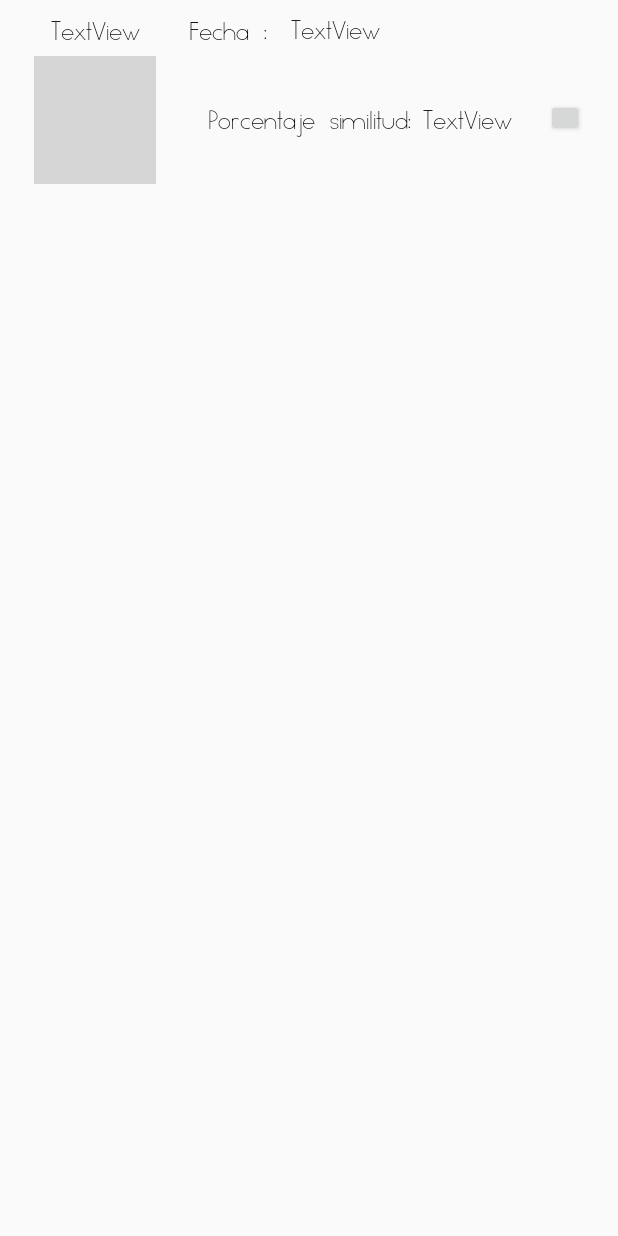
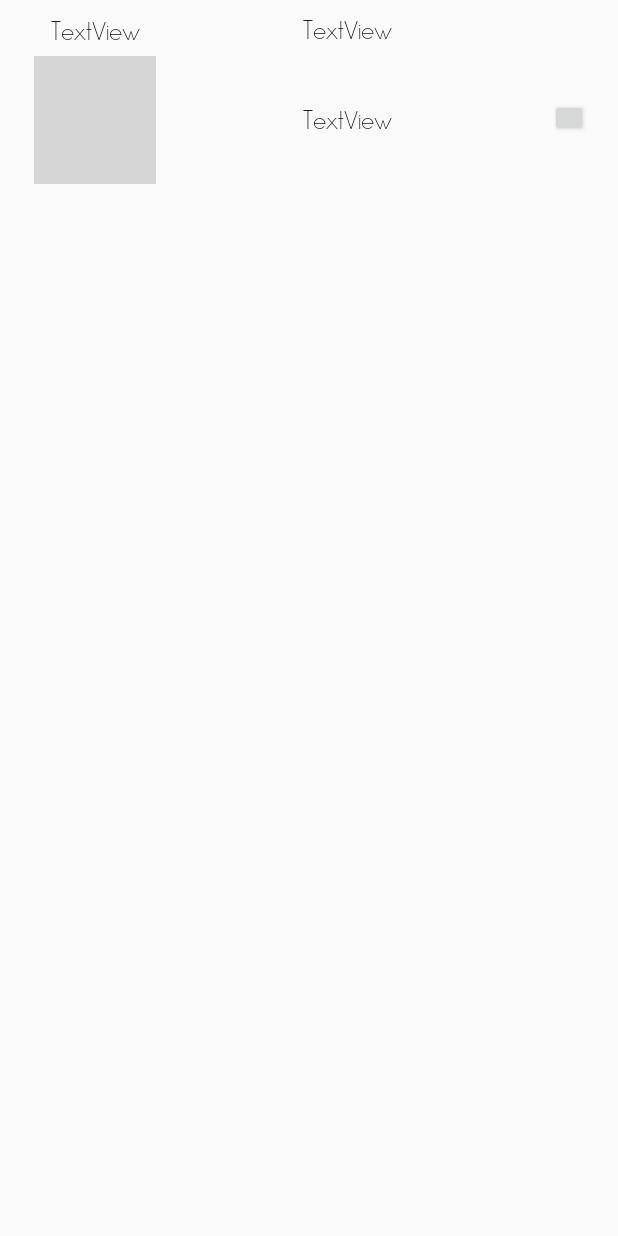
Before and after one commit to JavierRodrBrv/DrawScan, an Android app: the layout elemento_lista.xml on its own in the app's theme, with its tools: preview values and no code run, on a phone screen of 412 x 824 dp. Run offline under Robolectric (Android 15) with nearby library versions, the phone set to English and light mode, and no system bars; plain views replace ShineButton; grey boxes are pictures that could not be loaded.

Commit message:
Pequeños retoques en el modo oscuro.
He modificado unos cuantos colores cuando se cambiaba al modo oscuro, sobre todo en los elementos de la lista.

```diff
--- a/DrawScan2DAM/app/src/main/res/layout/elemento_lista.xml
+++ b/DrawScan2DAM/app/src/main/res/layout/elemento_lista.xml
@@ -56,47 +56,27 @@
         app:layout_constraintTop_toTopOf="@+id/guideline" />
 
     <TextView
-        android:id="@+id/idFechaTitulo"
-        style="@style/estiloTextoNegro"
-        android:layout_width="wrap_content"
-        android:layout_height="wrap_content"
-        android:text="@string/fechaConcreta"
-        app:layout_constraintBottom_toTopOf="@+id/guideline2"
-        app:layout_constraintStart_toStartOf="@+id/guideline4"
-        app:layout_constraintTop_toTopOf="@+id/guideline" />
-
-    <TextView
         android:id="@+id/idFecha"
         style="@style/estiloTextoNegro"
         android:layout_width="wrap_content"
         android:layout_height="wrap_content"
-        android:layout_marginStart="16dp"
         android:layout_marginTop="4dp"
+        android:layout_marginEnd="75dp"
         android:text="TextView"
-        app:layout_constraintStart_toEndOf="@+id/idFechaTitulo"
+        app:layout_constraintEnd_toEndOf="parent"
+        app:layout_constraintStart_toStartOf="@+id/guideline4"
         app:layout_constraintTop_toTopOf="@+id/guideline" />
-
-    <TextView
-        android:id="@+id/idTituloPorcentaje"
-        style="@style/estiloTextoNegro"
-        android:layout_width="wrap_content"
-        android:layout_height="wrap_content"
-        android:layout_marginStart="12dp"
-        android:text="@string/porcentajeExacto"
-        app:layout_constraintBottom_toTopOf="@+id/guideline3"
-        app:layout_constraintStart_toStartOf="@+id/guideline4"
-        app:layout_constraintTop_toTopOf="@+id/guideline2"
-        app:layout_constraintVertical_bias="0.519" />
 
     <TextView
         android:id="@+id/idPorcentaje"
         style="@style/estiloTextoNegro"
         android:layout_width="wrap_content"
         android:layout_height="wrap_content"
-        android:layout_marginStart="8dp"
+        android:layout_marginEnd="75dp"
         android:text="TextView"
         app:layout_constraintBottom_toTopOf="@+id/guideline3"
-        app:layout_constraintStart_toEndOf="@+id/idTituloPorcentaje"
+        app:layout_constraintEnd_toEndOf="parent"
+        app:layout_constraintStart_toStartOf="@+id/guideline4"
         app:layout_constraintTop_toTopOf="@+id/guideline2"
         app:layout_constraintVertical_bias="0.519" />
 
@@ -113,8 +93,6 @@
         app:enable_flashing="false"
         app:layout_constraintBottom_toTopOf="@+id/guideline3"
         app:layout_constraintEnd_toEndOf="parent"
-        app:layout_constraintHorizontal_bias="0.444"
-        app:layout_constraintStart_toEndOf="@+id/idPorcentaje"
         app:layout_constraintTop_toTopOf="@+id/guideline2"
         app:layout_constraintVertical_bias="0.484"
         app:shine_animation_duration="1500"
@@ -124,8 +102,7 @@
         app:shine_turn_angle="10"
         app:siShape="@raw/heart"
         app:small_shine_color="@color/colorPrimary"
-        app:small_shine_offset_angle="20"
-        />
+        app:small_shine_offset_angle="20" />
 
 
 </androidx.constraintlayout.widget.ConstraintLayout>
--- a/DrawScan2DAM/app/src/main/res/values/strings.xml
+++ b/DrawScan2DAM/app/src/main/res/values/strings.xml
@@ -11,7 +11,7 @@
     <string name="botonPositivoDialogo">Si</string>
     <string name="textoSesionCerrada">Se ha cerrado la sesión</string>
     <string name="fechaConcreta">Fecha :</string>
-    <string name="porcentajeExacto">Porcentaje similitud: </string>
+    <string name="porcentajeExacto">Porcentaje similitud : </string>
     <string name="descripcionFotoRealizada">Esta imagen es la recogida de la foto que el usuario ha realizado.</string>
     <string name="textoFotoCapturada">Capturando...</string>
     <string name="tituloEscaner">Error</string>
--- a/DrawScan2DAM/app/src/main/res/values/styles.xml
+++ b/DrawScan2DAM/app/src/main/res/values/styles.xml
@@ -36,6 +36,11 @@
         <item name="android:textSize">20sp</item>
     </style>
 
+    <style name="estiloTextoModoOscuro" parent="estiloTextoNegro" >
+        <item name="android:textColor">@color/colorBlanco</item>
+        <item name="android:textSize">20sp</item>
+    </style>
+
     <style name="estiloDialogo" parent="Theme.AppCompat.Dialog.Alert">
         <item name="android:fontFamily">@font/minimal</item>
         <item name="android:textColorPrimary">@color/colorNegro</item>
```
Also changed, not shown: DrawScan2DAM/app/src/main/java/com/example/drawscan/AdaptadorListView.kt (+34 -6 lines), DrawScan2DAM/app/src/main/java/com/example/drawscan/fragmentos/FragmentAjustes.kt (+0 -17 lines), DrawScan2DAM/app/src/main/java/com/example/drawscan/fragmentos/PantallaFragments.kt (+8 -10 lines).
